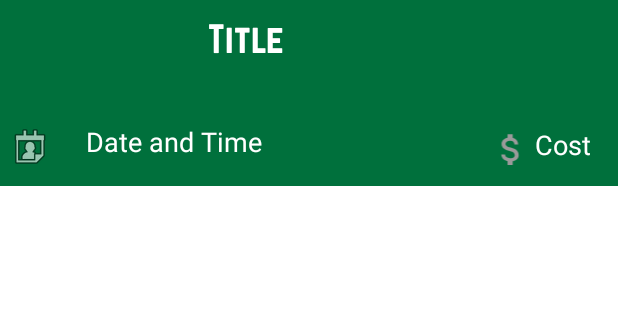
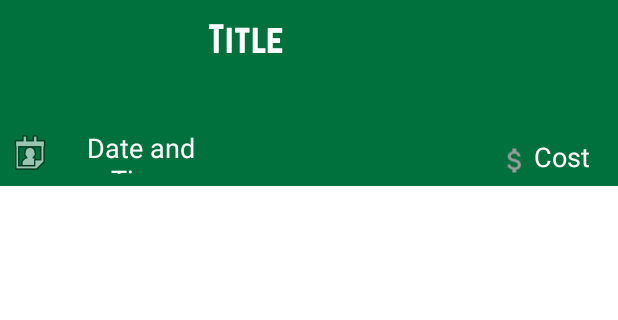
Before and after one commit to FridayAfternoon4155/CampusSpotlight, an Android app: the layout event_item.xml on its own in the app's theme, with its tools: preview values and no code run, on a phone screen of 412 x 824 dp, the part 69-389 px from its top. Run offline under Robolectric (Android 15) with nearby library versions, the light colour scheme and no system bars.

Commit message:
WHat I did.

```diff
--- a/app/src/main/res/layout/event_item.xml
+++ b/app/src/main/res/layout/event_item.xml
@@ -9,9 +9,9 @@
 
     <TextView
         android:id="@+id/date_time"
-        android:layout_width="160dp"
-        android:layout_height="35dp"
-        android:layout_marginTop="128dp"
+        android:layout_width="116dp"
+        android:layout_height="30dp"
+        android:layout_marginTop="132dp"
         android:text="@string/dateTime"
         android:textAlignment="center"
         android:textColor="@android:color/white"
@@ -61,9 +61,9 @@
 
     <TextView
         android:id="@+id/cost"
-        android:layout_width="41dp"
-        android:layout_height="30dp"
-        android:layout_marginTop="84dp"
+        android:layout_width="42dp"
+        android:layout_height="25dp"
+        android:layout_marginTop="92dp"
         android:layout_marginEnd="16dp"
         android:text="@string/cost"
         android:textAlignment="center"
@@ -77,7 +77,7 @@
         android:layout_width="wrap_content"
         android:layout_height="wrap_content"
         android:layout_marginStart="4dp"
-        android:layout_marginTop="128dp"
+        android:layout_marginTop="132dp"
         android:contentDescription="@string/calendarPic"
         app:layout_constraintStart_toStartOf="parent"
         app:layout_constraintTop_toTopOf="parent"
@@ -85,9 +85,9 @@
 
     <ImageView
         android:id="@+id/dollarSign"
-        android:layout_width="28dp"
-        android:layout_height="27dp"
-        android:layout_marginTop="132dp"
+        android:layout_width="21dp"
+        android:layout_height="26dp"
+        android:layout_marginTop="140dp"
         android:contentDescription="@string/dollarSign"
         app:layout_constraintEnd_toStartOf="@+id/cost"
         app:layout_constraintTop_toTopOf="parent"
```
Also changed, not shown: app/src/main/java/com/fridayafternoon/campusspotlight/MainActivity.java (+11 -17 lines).
